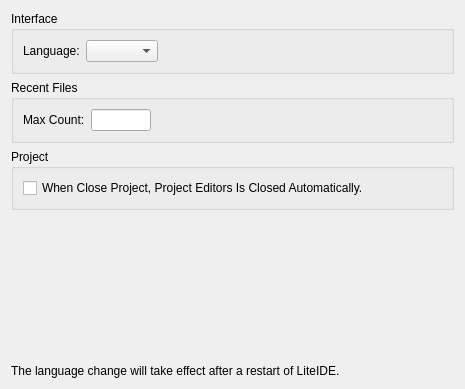
Above: liteidex/src/liteapp/liteappoption.ui from seanxyh/liteide before the change. Below: the same form after it.
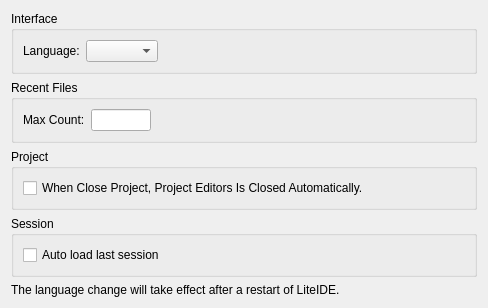
That is the form after the change.

Commit message: liteapp : option auto load last session

Diff of the .ui file:
```diff
--- a/liteidex/src/liteapp/liteappoption.ui
+++ b/liteidex/src/liteapp/liteappoption.ui
@@ -6,14 +6,14 @@
    <rect>
     <x>0</x>
     <y>0</y>
-    <width>465</width>
-    <height>389</height>
+    <width>488</width>
+    <height>286</height>
    </rect>
   </property>
   <property name="windowTitle">
    <string>Form</string>
   </property>
-  <layout class="QVBoxLayout" name="verticalLayout">
+  <layout class="QVBoxLayout" name="verticalLayout_2">
    <item>
     <widget class="QGroupBox" name="groupBox">
      <property name="title">
@@ -128,6 +128,22 @@
      </layout>
     </widget>
    </item>
+   <item>
+    <widget class="QGroupBox" name="groupBox_4">
+     <property name="title">
+      <string>Session</string>
+     </property>
+     <layout class="QVBoxLayout" name="verticalLayout">
+      <item>
+       <widget class="QCheckBox" name="autoLoadLastSessionCheckBox">
+        <property name="text">
+         <string>Auto load last session</string>
+        </property>
+       </widget>
+      </item>
+     </layout>
+    </widget>
+   </item>
    <item>
     <spacer name="verticalSpacer">
      <property name="orientation">
```
The commit also changes 2 other files.
